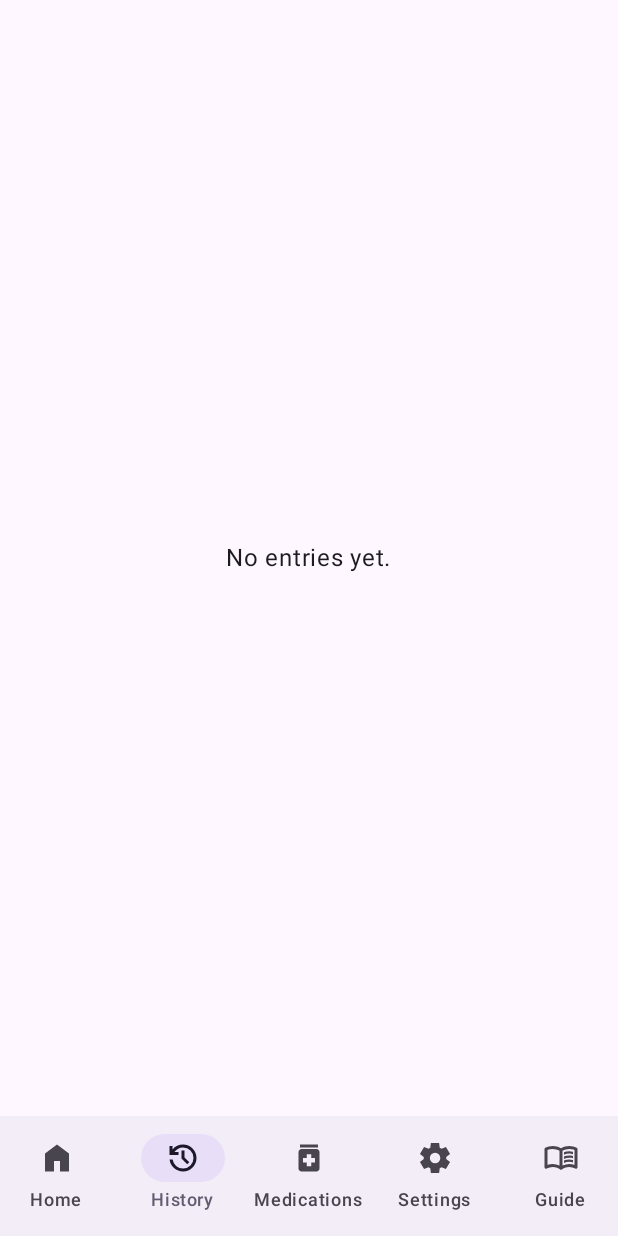
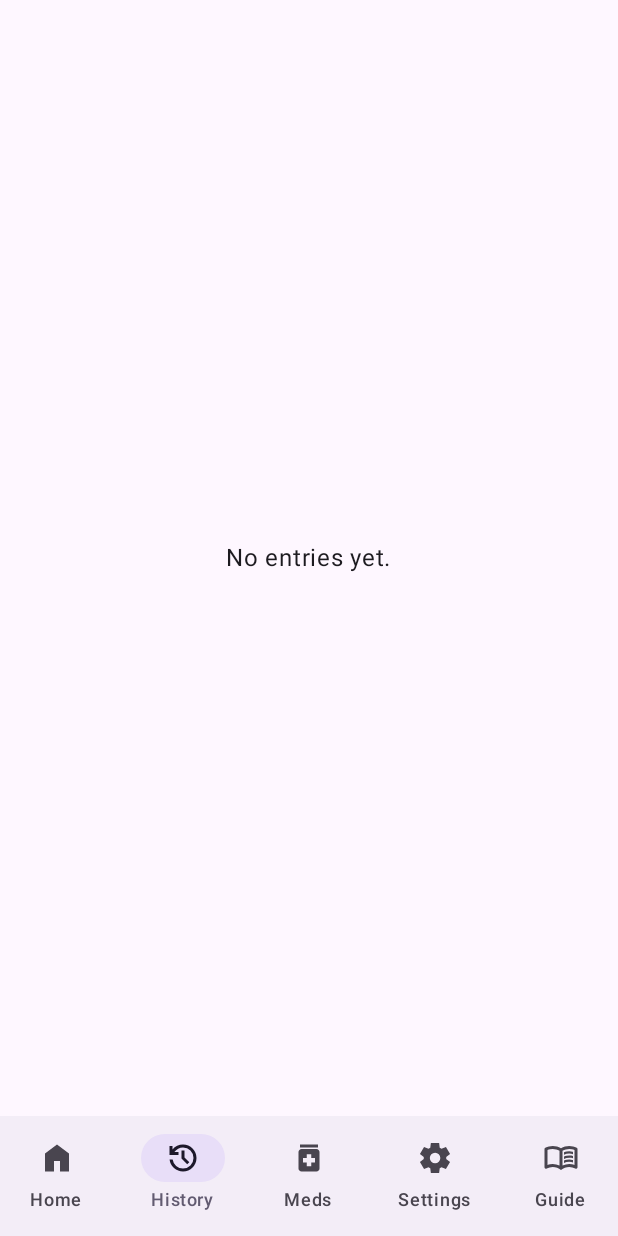
Before and after one commit to SuncanStilinovic/dosetrack, an Android app built with Jetpack Compose: the screen it shows after launch (MainActivity), item 2 of the bottom bar chosen, on a phone screen of 412 x 824 dp. Run offline under Robolectric (Android 15) with nearby library versions, the phone set to English and light mode, and no system bars; our stand-ins replace Room's generated code.

Commit message:
Rename Medications to Meds.

```diff
--- a/app/src/main/java/com/dosetrack/ui/MainActivity.kt
+++ b/app/src/main/java/com/dosetrack/ui/MainActivity.kt
@@ -85,7 +85,7 @@ class MainActivity : ComponentActivity() {
                                                 selected = selected,
                                                 onClick = { navController.navigateToTab(tab.destination) },
                                                 icon = { Icon(painterResource(tab.iconRes), contentDescription = tab.label) },
-                                                label = { Text(tab.label) },
+                                                label = { Text(tab.label, maxLines = 1, softWrap = false) },
                                             )
                                         }
                                     }
--- a/app/src/main/java/com/dosetrack/ui/guide/GuideContent.kt
+++ b/app/src/main/java/com/dosetrack/ui/guide/GuideContent.kt
@@ -37,7 +37,7 @@ object GuideContent {
                 ),
                 GuideBlock.Steps(
                     listOf(
-                        "Open the Medications tab and tap + to add your medication.",
+                        "Open the Meds tab and tap + to add your medication.",
                         "On the same screen, set a reminder if you want one.",
                         "When you take a dose, go to Home and tap \"Log Drug\".",
                         "Open the History tab to see, edit or delete what you've logged.",
@@ -49,7 +49,7 @@ object GuideContent {
         GuideSection(
             "Medications",
             listOf(
-                GuideBlock.Paragraph("Open the Medications tab. Tap + to add a medication, or tap one in the list to edit it."),
+                GuideBlock.Paragraph("Open the Meds tab. Tap + to add a medication, or tap one in the list to edit it."),
                 GuideBlock.Bullets(
                     listOf(
                         "Name: what you call it, for example the brand name on the box.",
@@ -73,7 +73,7 @@ object GuideContent {
             "Reminders",
             listOf(
                 GuideBlock.Paragraph(
-                    "Each medication can have its own reminder. Open the medication from the Medications tab and " +
+                    "Each medication can have its own reminder. Open the medication from the Meds tab and " +
                         "scroll down to \"Reminder\". Choose one of:",
                 ),
                 GuideBlock.Bullets(
--- a/app/src/main/java/com/dosetrack/ui/navigation/Destinations.kt
+++ b/app/src/main/java/com/dosetrack/ui/navigation/Destinations.kt
@@ -38,7 +38,7 @@ data class TopLevelTab(
 val topLevelTabs = listOf(
     TopLevelTab(Destination.Home, "Home", R.drawable.ic_home),
     TopLevelTab(Destination.History, "History", R.drawable.ic_history),
-    TopLevelTab(Destination.Medications, "Medications", R.drawable.ic_medication),
+    TopLevelTab(Destination.Medications, "Meds", R.drawable.ic_medication),
     TopLevelTab(Destination.Settings, "Settings", R.drawable.ic_settings),
     TopLevelTab(Destination.Guide, "Guide", R.drawable.ic_guide),
 )
```
